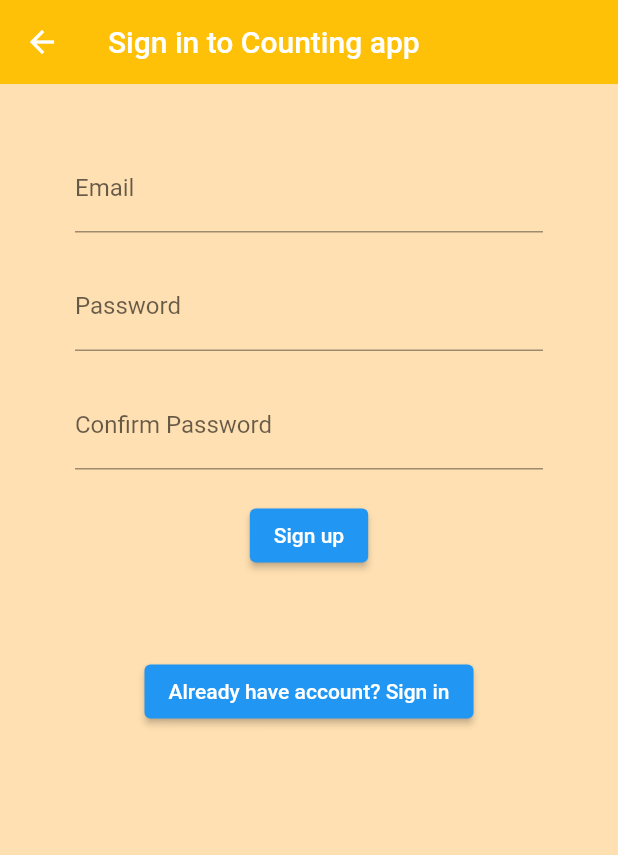
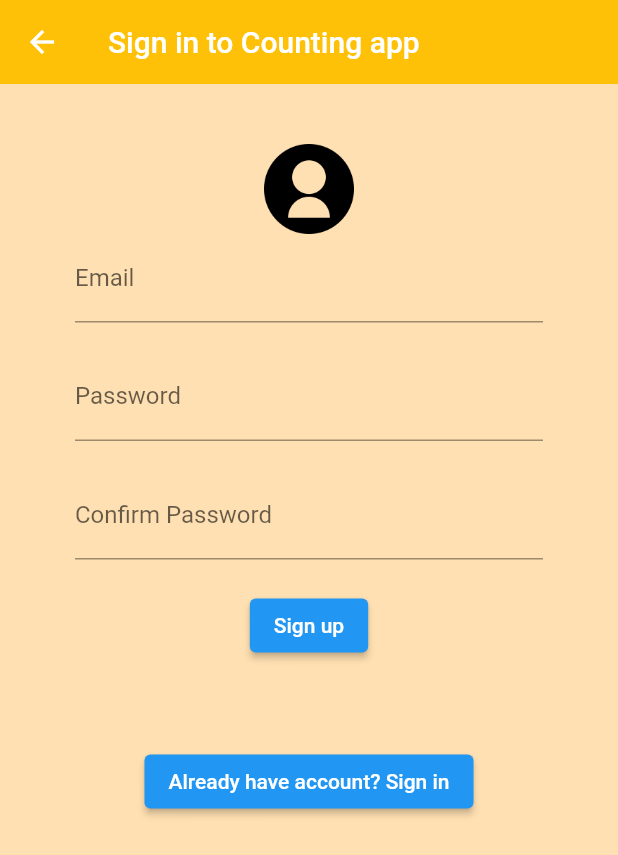
Before and after one commit to HCrystalH/AIOT_App, a Flutter app: the RegisterForm screen opened directly, on a phone screen of 412 x 824 dp. Shown: the top 855 px of the screen. Run offline on Flutter 3.47's test engine with Material 2 defaults, Android fonts, the phone set to English and light mode, and no system bars; our stand-ins replace cloud_firestore, firebase_auth, firebase_core, google_sign_in, image_picker; missing offline and left inert: image_picker_platform_interface; accounts and stored records are empty.

Commit message:
Add logo image in register UI

```diff
--- a/lib/authentication/register.dart
+++ b/lib/authentication/register.dart
@@ -49,6 +49,10 @@ class RegisterFormState extends State<RegisterForm>{
         title: const Text('Sign in to Counting app'),
       ),
       body: Container(
+
+
+        child: Padding(
+
         padding: const EdgeInsets.symmetric(vertical: 20.0,horizontal: 50.0),
         // Testing
         child: Form(
@@ -57,6 +61,8 @@ class RegisterFormState extends State<RegisterForm>{
             children: <Widget>[
               // This box for username
               const SizedBox(height: 20.0),
+              Image.asset('assets/user.png', height: 60, width: 60,),
+
               TextFormField(
                 decoration:  const InputDecoration(labelText: 'Email'),
                 validator: (value) {
@@ -163,6 +169,7 @@ class RegisterFormState extends State<RegisterForm>{
           ),
         ),
       )
+      )
     );
   }
 
--- a/pubspec.yaml
+++ b/pubspec.yaml
@@ -73,6 +73,7 @@ flutter:
   # To add assets to your application, add an assets section, like this:
   assets:
      - assets/google.png
+     - assets/user.png
   #   - images/a_dot_burr.jpeg
   #   - images/a_dot_ham.jpeg
 
```
Also changed, not shown: assets/user.png (added).
